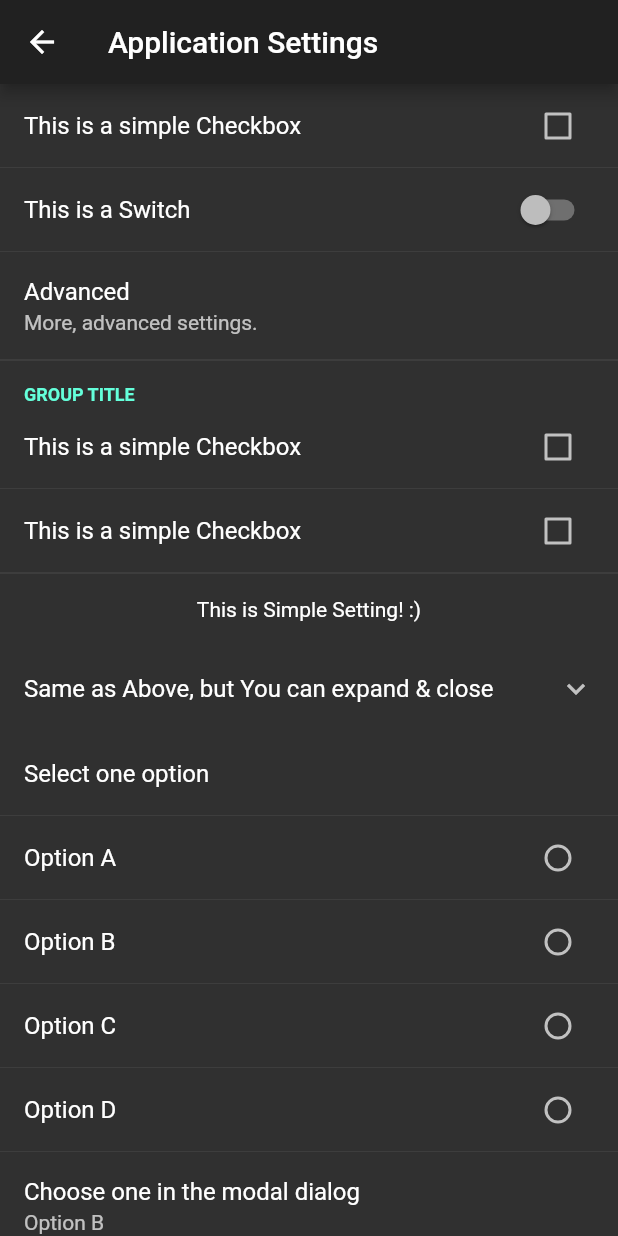
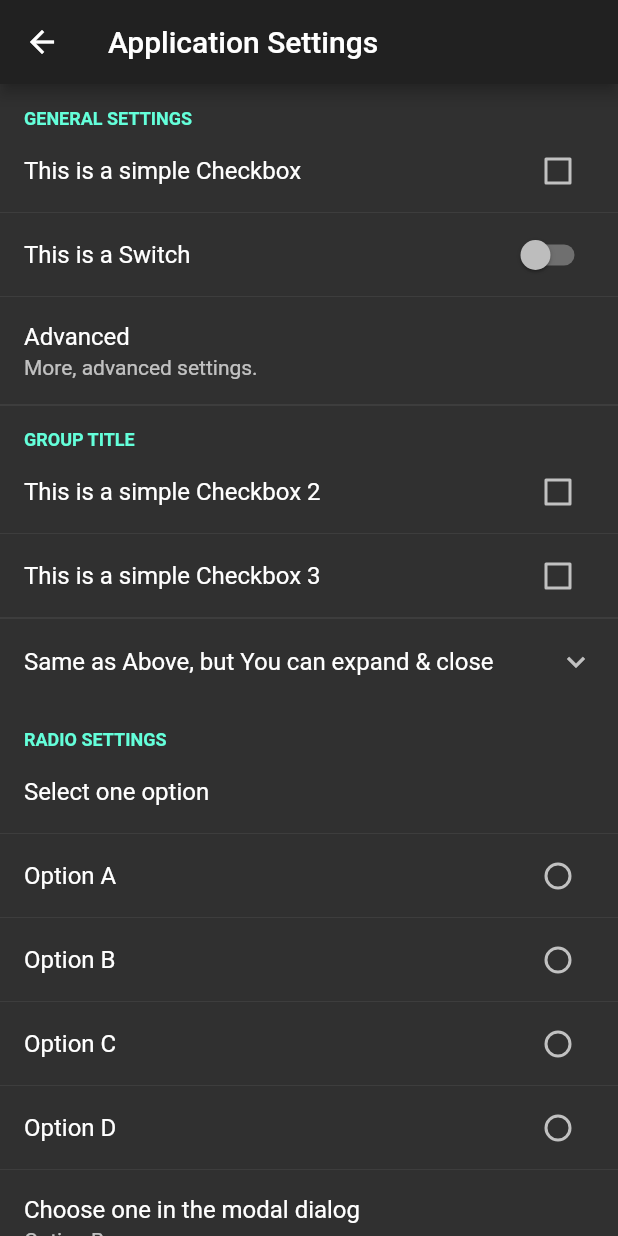
Before and after one commit to GAM3RG33K/flutter_settings_screens, a Flutter app: the screen it shows after launch, after a tap on "open settings", on a phone screen of 412 x 824 dp. Run offline on Flutter 3.47's test engine with Material 2 defaults, Android fonts, the phone set to English and light mode, and no system bars; our stand-ins replace hive, rxdart, shared_preferences; missing offline and left inert: flutter_material_color_picker; accounts and stored records are empty.

Commit message:
changes:  • update example by showing settings with proper category division  • do not allow change of the preference type if the app is Web App  • allow selection/toggle events on radio buttons, checkboxes or switches when clicked on the tile instead of the main widget.  • update Material color picker with more choices  • remove simple color selector dialog, seems not be used in mobile app

```diff
--- a/example/lib/app_settings_page.dart
+++ b/example/lib/app_settings_page.dart
@@ -13,6 +13,9 @@ class _AppSettingsState extends State<AppSettings> {
       child: SettingsScreen(
         title: "Application Settings",
         children: [
+          SettingsTileGroup(
+            title: 'General Settings',
+            children: <Widget>[
               CheckboxSettingsTile(
                 settingKey: 'key-check-box',
                 title: 'This is a simple Checkbox',
@@ -24,24 +27,32 @@ class _AppSettingsState extends State<AppSettings> {
               SimpleSettingsTile(
                 title: 'Advanced',
                 subtitle: 'More, advanced settings.',
-            screen: CheckboxSettingsTile(
+                screen: SettingsScreen(
+                  title: "Additional Settings",
+                  children: <Widget>[
+                    CheckboxSettingsTile(
                       settingKey: 'key-check-box-simple',
-              title: 'Sub menu',
+                      title: 'Sub menu option',
                     ),
+                    CheckboxSettingsTile(
+                      settingKey: 'key-check-box-simple-2',
+                      title: 'Sub menu option 2',
+                    )
+                  ],
+                ),
+              ),
+            ],
           ),
           SettingsTileGroup(
             title: 'Group title',
             children: [
               CheckboxSettingsTile(
                 settingKey: 'key-check-box-2',
-                title: 'This is a simple Checkbox',
+                title: 'This is a simple Checkbox 2',
               ),
               CheckboxSettingsTile(
                 settingKey: 'key-check-box-3',
-                title: 'This is a simple Checkbox',
-              ),
-              SettingsContainer(
-                child: Text('This is Simple Setting! :)'),
+                title: 'This is a simple Checkbox 3',
               ),
             ],
           ),
@@ -61,6 +72,9 @@ class _AppSettingsState extends State<AppSettings> {
               ),
             ],
           ),
+          SettingsTileGroup(
+            title: 'Radio Settings',
+            children: <Widget>[
               RadioSettingsTile(
                 settingKey: 'key-radio',
                 title: 'Select one option',
@@ -82,6 +96,8 @@ class _AppSettingsState extends State<AppSettings> {
                 },
                 defaultKey: 'b',
               ),
+            ],
+          ),
           SliderSettingsTile(
             settingKey: 'key-slider',
             title: 'Rate this app',
@@ -91,6 +107,9 @@ class _AppSettingsState extends State<AppSettings> {
             maxValue: 5.0,
             step: 0.5,
           ),
+          SettingsContainer(
+            child: Text('Category Separator 2'),
+            children: <Widget>[
               TextFieldModalSettingsTile(
                 settingKey: 'key-text-field',
                 title: 'Type your email',
@@ -104,17 +123,11 @@ class _AppSettingsState extends State<AppSettings> {
                 title: 'Set User Password',
                 obscureText: true,
               ),
-          SimpleColorPickerSettingsTile(
-            settingKey: 'key-color-picker',
-            title: 'Color Picker',
-            cancelCaption: 'Keep the old value',
-            okCaption: 'Select new',
-            confirmText:
-                'Are you sure want to modify the previously selected color?',
-            confirmModalTitle: 'Are you sure?',
-            confirmModalCancelCaption: 'Keep the old one',
-            confirmModalConfirmCaption: 'Yes, I am sure',
+            ],
           ),
+          SettingsTileGroup(
+            title: 'Color settings',
+            children: <Widget>[
               MaterialColorPickerSettingsTile(
                 settingKey: 'key-color-picker-2',
                 title: 'Color Picker',
@@ -127,6 +140,8 @@ class _AppSettingsState extends State<AppSettings> {
                 confirmModalConfirmCaption: 'Yes, I am sure',
               )
             ],
+          )
+        ],
       ),
     );
   }
--- a/example/lib/main.dart
+++ b/example/lib/main.dart
@@ -1,3 +1,4 @@
+import 'package:flutter/foundation.dart';
 import 'package:flutter/material.dart';
 import 'package:flutter_settings_screens/flutter_settings_screens.dart';
 import 'package:flutter_settings_screens_example/app_settings_page.dart';
@@ -84,6 +85,9 @@ class _MyHomePageState extends State<MyHomePage> {
         Switch(
             value: _isUsingHive,
             onChanged: (newVal) {
+              if (kIsWeb) {
+                return;
+              }
               _isUsingHive = newVal;
               setState(() {
                 initSettings();
--- a/pubspec.yaml
+++ b/pubspec.yaml
@@ -17,7 +17,8 @@ dependencies:
   rxdart: ^0.22.6
 
   # library for showing a color picker
-  flutter_colorpicker: ^0.2.6
+  flutter_material_color_picker: ^1.0.5
+
 
   #library to access storage directories
   path_provider: ^1.4.4
```
Also changed, not shown: lib/src/settings_screen.dart (+20 -150 lines), example/pubspec.lock, pubspec.lock, 1 other file. Lines whose indentation alone changed are shown as unchanged.
